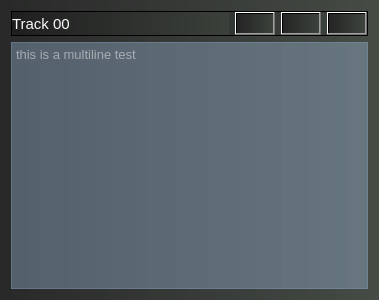
BrendonWatsonLab/PhoPyQtTimelinePlotter, file GUI/UI/TimelineHeaderWidget/TimelineHeaderWidget_ContentsExpanded.ui: the form before one commit.
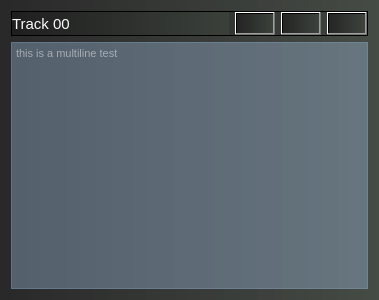
The form after the commit.

```diff
--- a/GUI/UI/TimelineHeaderWidget/TimelineHeaderWidget_ContentsExpanded.ui
+++ b/GUI/UI/TimelineHeaderWidget/TimelineHeaderWidget_ContentsExpanded.ui
@@ -14,7 +14,7 @@
    <string>TimelineHeaderWidget_ContentsExpanded</string>
   </property>
   <property name="autoFillBackground">
-   <bool>true</bool>
+   <bool>false</bool>
   </property>
   <property name="styleSheet">
    <string notr="true">background-color: qlineargradient(spread:pad, x1:0, y1:0, x2:1, y2:0, stop:0 rgba(30, 30, 30, 200), stop:1 rgba(60, 66, 60, 200));
@@ -125,7 +125,7 @@
     <widget class="QTextBrowser" name="textBrowser_Main">
      <property name="font">
       <font>
-       <pointsize>10</pointsize>
+       <pointsize>8</pointsize>
       </font>
      </property>
      <property name="acceptDrops">
```
